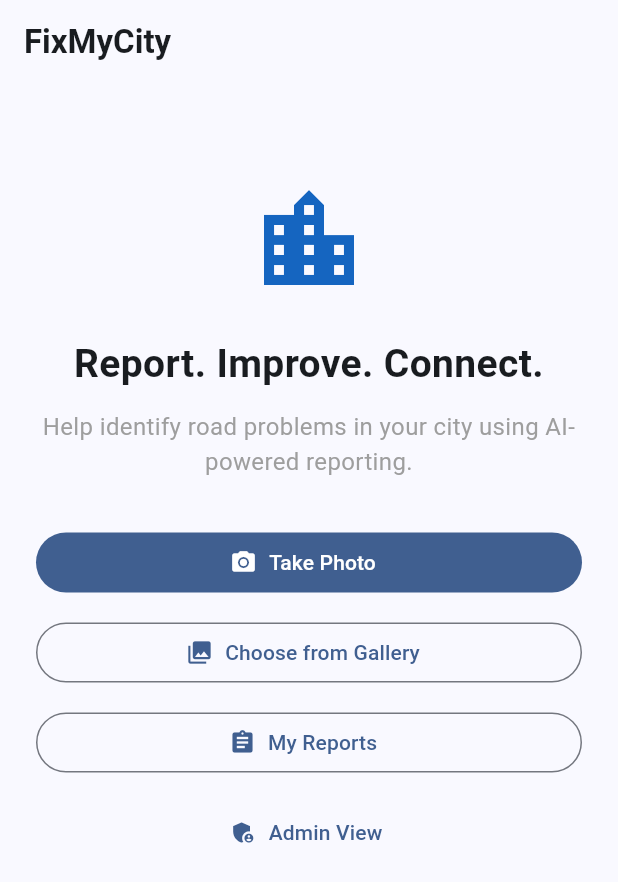
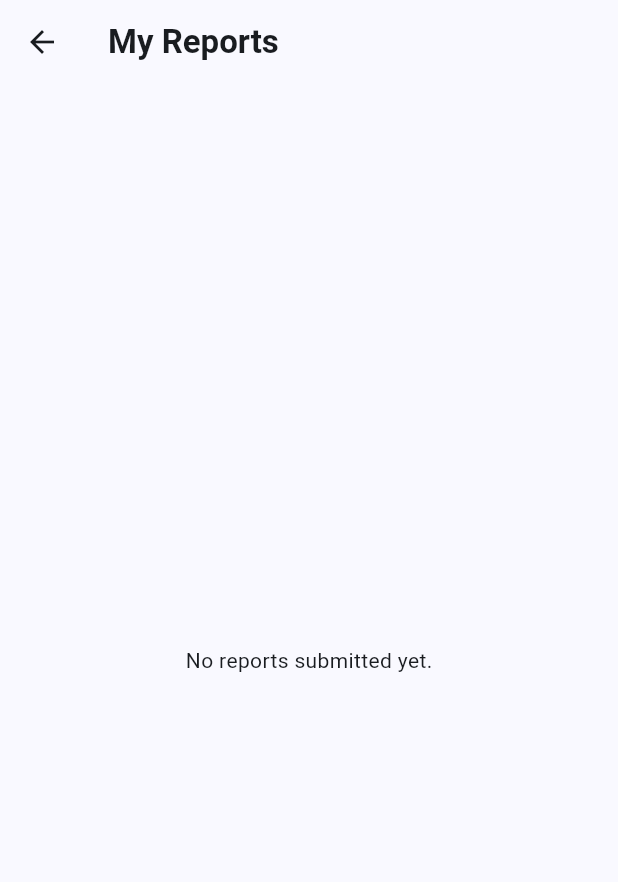
Before and after one commit to Hoor-a-aina/fix_my_city, a Flutter app: the screen it shows after launch, after a tap on "My Reports", on a phone screen of 412 x 824 dp. Shown: the top 882 px of the screen. Run offline on Flutter 3.47's test engine with Material 3 defaults, Android fonts, the phone set to English and light mode, and no system bars; our stand-ins replace image_picker.

Commit message:
Add My Reports screen

```diff
--- a/lib/main.dart
+++ b/lib/main.dart
@@ -226,7 +226,18 @@ class _HomeScreenState extends State<HomeScreen> {
               const SizedBox(height: 12),
 
               OutlinedButton.icon(
-                onPressed: () {},
+                onPressed: () {
+                  // Opens the user's submitted reports.
+                  Navigator.push(
+                    context,
+                    MaterialPageRoute(
+                      builder: (context) => MyReportsScreen(
+                        reports: _submittedReports,
+                      ),
+                    ),
+                  );
+                },
+
                 icon: const Icon(Icons.assignment),
                 label: const Text('My Reports'),
               ),
@@ -556,3 +567,52 @@ class _EditReportScreenState extends State<EditReportScreen> {
     );
   }
 }
+
+// Displays reports submitted by the user.
+class MyReportsScreen extends StatelessWidget {
+  final List<ReportAnalysis> reports;
+
+  const MyReportsScreen({
+    super.key,
+    required this.reports,
+  });
+
+  @override
+  Widget build(BuildContext context) {
+    return Scaffold(
+      appBar: AppBar(
+        title: const Text(
+          'My Reports',
+          style: TextStyle(
+            fontWeight: FontWeight.bold,
+          ),
+        ),
+      ),
+      body: SafeArea(
+        child: reports.isEmpty
+            ? const Center(
+          child: Text('No reports submitted yet.'),
+        )
+            : ListView.builder(
+          padding: const EdgeInsets.all(16),
+          itemCount: reports.length,
+          itemBuilder: (context, index) {
+            final report = reports[index];
+
+            return Card(
+              margin: const EdgeInsets.only(bottom: 12),
+              child: ListTile(
+                title: Text(report.category),
+                subtitle: Text(
+                  '${report.severity} • ${report.location}',
+                ),
+                trailing: const Icon(Icons.chevron_right),
+              ),
+            );
+          },
+        ),
+      ),
+
+    );
+  }
+}
```
